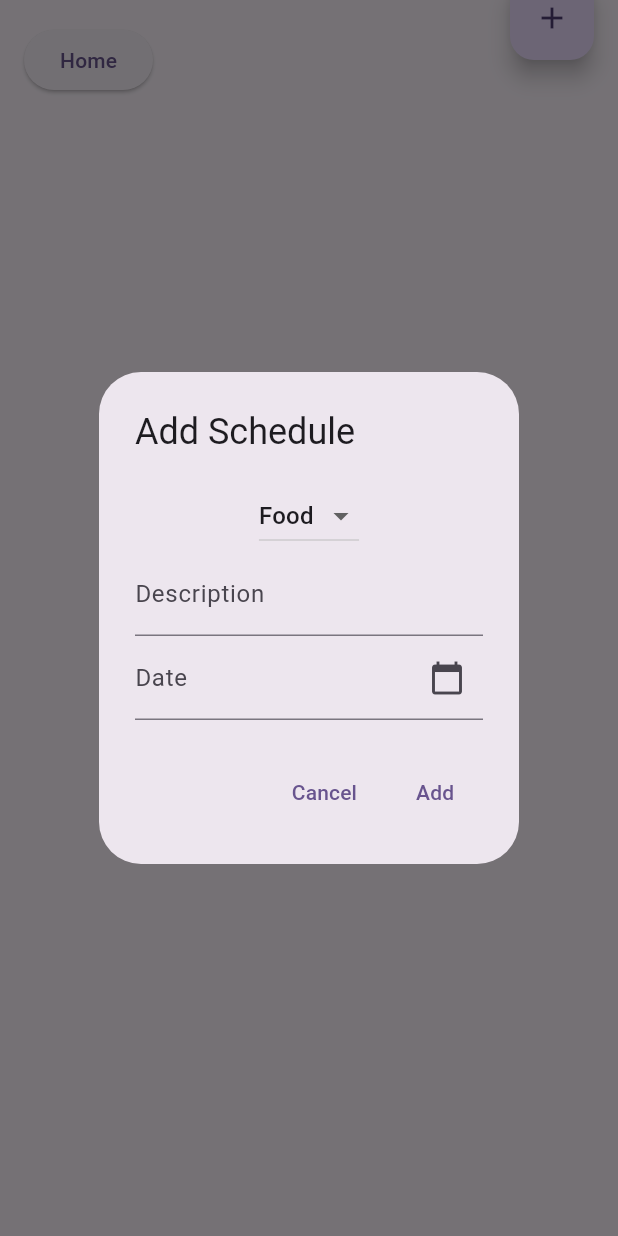
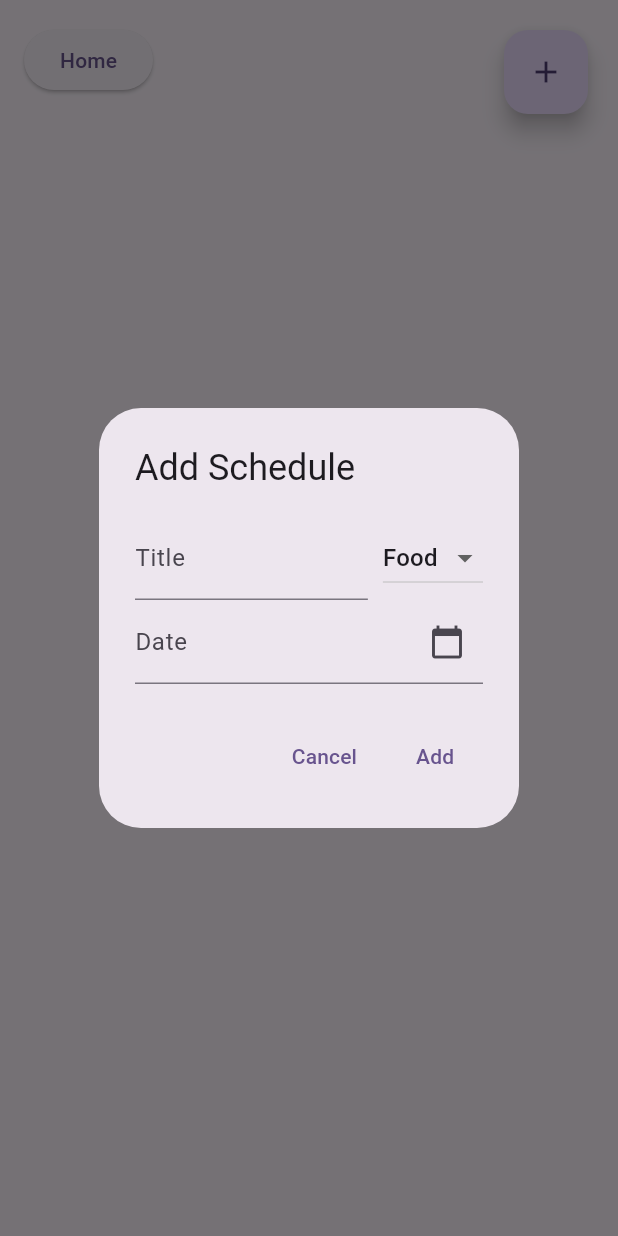
Before and after one commit to Ruhisawant/Pet-Care-App, a Flutter app: the Care screen opened directly, after a tap on the "add" icon, on a phone screen of 412 x 824 dp. Run offline on Flutter 3.47's test engine with Material 3 defaults, Android fonts, the phone set to English and light mode, and no system bars.

Commit message:
Improved functionality

```diff
--- a/lib/care.dart
+++ b/lib/care.dart
@@ -8,83 +8,57 @@ class Care extends StatefulWidget {
   State<Care> createState() => _CareState();
 }
 
-class Schedule{
-  String food;
-  String description;
+class Schedule {
+  String name, type;
   DateTime date;
   bool isCompleted;
 
   Schedule({
-    required this.food,
-    required this.description,
+    required this.name,
+    required this.type,
     required this.date,
-    required this.isCompleted
+    this.isCompleted = false,
   });
+
+  void toggleCompletion() => isCompleted = !isCompleted;
 }
 
 class _CareState extends State<Care> {
   List<Schedule> schedules = [];
 
-  createSchedule(String food, String description, DateTime date) {
-    setState(() {
-      schedules.add(Schedule(food: food, description: description, date: date, isCompleted: false));
-    });
-  }
-
-  // void updatePlan(Schedule schedule) {
-  //   setState(() {
-  //     _sortPlansByPriority();
-  //   });
-  // }
-
-  void deleteSchedule(Schedule schedule) {
-    setState(() {
-      schedules.remove(schedule);
-    });
-  }
-
-  void toggleCompletion(int index) {
-    setState(() {
-      schedules[index].isCompleted = !schedules[index].isCompleted;
-    });
-  }
-
-  void showAddScheduleDialog(BuildContext context) {
-    String selectedFood = 'Food';
-    final descriptionController = TextEditingController();
-    final dateController = TextEditingController();
-    DateTime? selectedDate;
+  void createUpdateSchedule({Schedule? schedule}) {
+    final nameController = TextEditingController(text: schedule?.name ?? '');
+    String selectedType = schedule?.type ?? 'Food';
+    final dateController = TextEditingController(text: schedule != null ? "${schedule.date.toLocal()}".split(' ')[0] : '');
+    DateTime selectedDate = schedule?.date ?? DateTime.now();
 
     showDialog(
       context: context,
-      builder: (context) {
-        return StatefulBuilder(
-          builder: (context, setDialogState) {
-            return AlertDialog(
-              title: Text("Add Schedule"),
+      builder: (context) => StatefulBuilder(
+        builder: (context, setDialogState) => AlertDialog(
+          title: Text(schedule == null ? "Add Schedule" : "Edit Schedule"),
           content: Column(
             mainAxisSize: MainAxisSize.min,
             children: [
+              Row(
+                children: [
+                  Expanded(
+                    child: TextField(controller: nameController, decoration: InputDecoration(labelText: "Title")),
+                  ),
+                  SizedBox(width: 10),
                   DropdownButton<String>(
-                    value: selectedFood,
+                    value: selectedType,
                     onChanged: (newValue) {
-                      setDialogState(() {
-                        selectedFood = newValue!;
-                      });
+                      if (newValue != null) {
+                        setDialogState(() => selectedType = newValue);
+                      }
                     },
-                    items: ['Food', 'Water']
-                      .map((priority) => DropdownMenuItem(
-                        value: priority,
-                        child: Text(priority),
-                      ))
-                      .toList(),
+                    items: ['Food', 'Water'].map((type) => DropdownMenuItem(value: type, child: Text(type))).toList(),
+                  ),
+                ],
               ),
               TextField(
-                    controller: descriptionController,
-                    decoration: InputDecoration(labelText: "Description"),
-                  ),
-                  TextField(
-                    controller: null,
+                controller: dateController,
                 readOnly: true,
                 decoration: InputDecoration(
                   labelText: "Date",
@@ -92,10 +66,7 @@ class _CareState extends State<Care> {
                     icon: Icon(Icons.calendar_today),
                     onPressed: () async {
                       DateTime? pickedDate = await showDatePicker(
-                            context: context,
-                            initialDate: DateTime.now(),
-                            firstDate: DateTime(2000),
-                            lastDate: DateTime(2100),
+                        context: context, initialDate: selectedDate, firstDate: DateTime(2000), lastDate: DateTime(2100),
                       );
                       if (pickedDate != null) {
                         setDialogState(() {
@@ -110,108 +81,115 @@ class _CareState extends State<Care> {
             ],
           ),
           actions: [
-                TextButton(
-                  onPressed: () => Navigator.pop(context),
-                  child: Text("Cancel"),
-                ),
+            TextButton(onPressed: () => Navigator.pop(context), child: Text("Cancel")),
             TextButton(
               onPressed: () {
-                    if (selectedDate != null) {
-                      createSchedule(selectedFood, descriptionController.text, selectedDate!);
+                if (nameController.text.isEmpty) return;
+                setState(() {
+                  if (schedule == null) {
+                    schedules.add(Schedule(name: nameController.text, type: selectedType, date: selectedDate));
+                  } else {
+                    schedule.name = nameController.text;
+                    schedule.date = selectedDate;
+                    schedule.type = selectedType;
                   }
+                });
+                nameController.dispose();
+                dateController.dispose();
                 Navigator.pop(context);
               },
-                  child: Text("Add"),
+              child: Text(schedule == null ? "Add" : "Save"),
             ),
           ],
-            );
-          },
-        );
-      },
+        ),
+      ),
     );
   }
+
+  void deleteSchedule(Schedule schedule) => setState(() => schedules.remove(schedule));
+
+  void toggleCompletion(Schedule schedule) => setState(() => schedule.toggleCompletion());
 
   @override
   Widget build(BuildContext context) {
     return Scaffold(
-      body: Padding(
+      body: Stack(
+        children: [
+          Padding(
             padding: const EdgeInsets.all(16.0),
             child: Column(
               crossAxisAlignment: CrossAxisAlignment.start,
-          children: <Widget>[
+              children: [
                 ElevatedButton(
-              onPressed: () => Navigator.push(
-                context,
-                MaterialPageRoute(builder: (context) => HomePage()),
+                  onPressed: () => Navigator.push(context, MaterialPageRoute(builder: (context) => HomePage())),
+                  child: Text('Home'),
                 ),
-              child: Text('Home')
-            ),
-
                 SizedBox(height: 20),
                 Expanded(
                   child: schedules.isEmpty
                       ? Center(child: Text("No schedules yet!", style: TextStyle(fontSize: 20)))
                       : ListView.builder(
                           itemCount: schedules.length,
-                    itemBuilder: (context, index) {
-                      final schedule = schedules[index];
+                          itemBuilder: (context, index) => ScheduleTile(
+                            schedule: schedules[index],
+                            onToggleCompletion: () => toggleCompletion(schedules[index]),
+                            onDelete: () => deleteSchedule(schedules[index]),
+                            onEdit: () => createUpdateSchedule(schedule: schedules[index]),
+                          ),
+                        ),
+                ),
+              ],
+            ),
+          ),
+          Positioned(
+            top: 20,
+            right: 20,
+            child: FloatingActionButton(
+              onPressed: () => createUpdateSchedule(),
+              tooltip: 'Add Schedule',
+              child: Icon(Icons.add),
+            ),
+          ),
+        ],
+      ),
+    );
+  }
+}
+
+class ScheduleTile extends StatelessWidget {
+  final Schedule schedule;
+  final VoidCallback onToggleCompletion, onDelete, onEdit;
+
+  const ScheduleTile({required this.schedule, required this.onToggleCompletion, required this.onDelete, required this.onEdit, super.key});
+
+  @override
+  Widget build(BuildContext context) {
     return Container(
       margin: EdgeInsets.symmetric(vertical: 6),
       decoration: BoxDecoration(
         color: schedule.isCompleted
           ? Colors.green[200]
-                            : schedule.food == 'Food' ? Colors.brown[300] : Colors.blue[300],
+          : schedule.type == 'Food' ? Colors.brown[200] : Colors.blue[200],
         borderRadius: BorderRadius.circular(12),
         border: Border.all(color: Colors.grey.shade300),
       ),
       child: ListTile(
         leading: IconButton(
-                            icon: Icon(
-                              schedule.isCompleted ? Icons.check_circle : Icons.circle_outlined,
-                              color: schedule.isCompleted ? Colors.green : Colors.grey,
-                            ),
-                            onPressed: () => toggleCompletion(index),
+          icon: Icon(schedule.isCompleted ? Icons.check_circle : Icons.circle_outlined, color: schedule.isCompleted ? Colors.green : Colors.grey),
+          onPressed: onToggleCompletion,
         ),
         title: Text(
-                            schedule.description,
-                            style: TextStyle(
-                              fontWeight: FontWeight.bold,
-                              decoration: schedule.isCompleted ? TextDecoration.lineThrough : null,
+          schedule.name,
+          style: TextStyle(fontWeight: FontWeight.bold, decoration: schedule.isCompleted ? TextDecoration.lineThrough : null),
         ),
-                          ),
-                          subtitle: Column(
-                            crossAxisAlignment: CrossAxisAlignment.start,
+        subtitle: Text('Date: ${schedule.date.toLocal().toString().split(' ')[0]}',
+            style: TextStyle(fontSize: 12, fontWeight: FontWeight.bold)),
+        trailing: Row(
+          mainAxisSize: MainAxisSize.min,
           children: [
-                              Text(
-                                'Date: ${schedule.date.toLocal().toString().split(' ')[0]}',
-                                style: TextStyle(
-                                  fontSize: 12,
-                                  color: Colors.black,
-                                  fontWeight: FontWeight.bold,
-                                ),
-                              ),
+            IconButton(icon: Icon(Icons.edit, color: Colors.purple.shade300), onPressed: onEdit),
+            IconButton(icon: Icon(Icons.delete, color: Colors.red.shade300), onPressed: onDelete),
           ],
-                          ),
-                          trailing: IconButton(
-                            icon: Icon(
-                              Icons.delete,
-                              color: Colors.red.shade300,
-                            ),
-                            onPressed: () => deleteSchedule(schedule),
-                          ),
-                        )
-                      );
-                    }
-                  )
-            ),
-          ]
-        )
-      ),
-      floatingActionButton: Align(
-        alignment: Alignment.topRight,
-        child: FloatingActionButton(
-          onPressed: () => showAddScheduleDialog(context),
-          child: Icon(Icons.add),
         ),
       ),
     );
--- a/lib/reminders.dart
+++ b/lib/reminders.dart
@@ -139,6 +139,7 @@ class _RemindersState extends State<Reminders> {
       ),
       floatingActionButton: FloatingActionButton(
         onPressed: () => createUpdatePlan(),
+        tooltip: 'Add Plan',
         child: Icon(Icons.add),
       ),
     );
```
Lines whose indentation alone changed are shown as unchanged.
